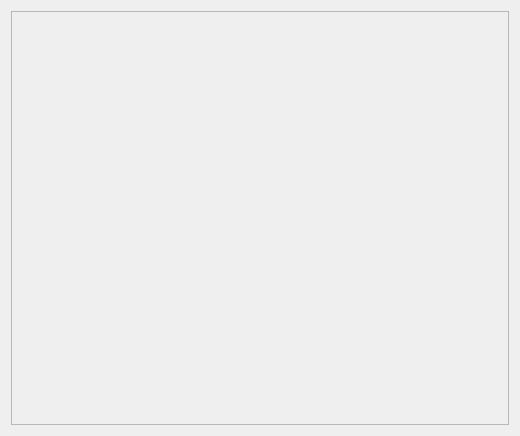
This is src/dialoginfo.ui in dibydrams/raspparispi as Qt 5 draws it before an edit. The edited form follows.
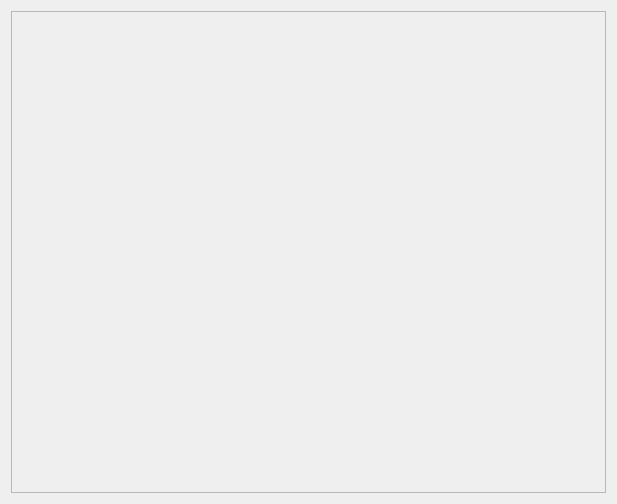
This is the edited form.

Diff of the .ui file:
```diff
--- a/src/dialoginfo.ui
+++ b/src/dialoginfo.ui
@@ -6,14 +6,17 @@
    <rect>
     <x>0</x>
     <y>0</y>
-    <width>520</width>
-    <height>436</height>
+    <width>617</width>
+    <height>504</height>
    </rect>
   </property>
   <property name="windowTitle">
    <string>Dialog</string>
   </property>
   <layout class="QVBoxLayout" name="verticalLayout_2">
+   <property name="sizeConstraint">
+    <enum>QLayout::SetDefaultConstraint</enum>
+   </property>
    <item>
     <widget class="QScrollArea" name="scrollArea">
      <property name="widgetResizable">
@@ -24,14 +27,11 @@
        <rect>
         <x>0</x>
         <y>0</y>
-        <width>500</width>
-        <height>416</height>
+        <width>597</width>
+        <height>484</height>
        </rect>
       </property>
       <layout class="QVBoxLayout" name="verticalLayout_3">
-       <property name="sizeConstraint">
-        <enum>QLayout::SetMinimumSize</enum>
-       </property>
        <item>
         <layout class="QVBoxLayout" name="verticalLayout"/>
        </item>
```
Left out of the diff: 6 changed lines with no effect on the pictures.
